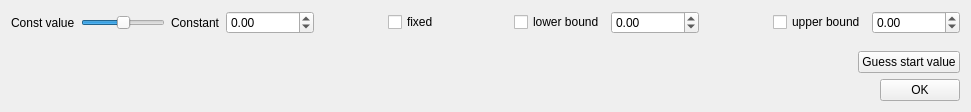
The window that pensant/ui/constantModelFitParameters.ui (syncope/pensant) describes before a commit, drawn with Qt 5.
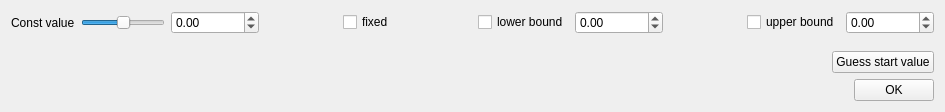
The same window after the commit.

```diff
--- a/pensant/ui/constantModelFitParameters.ui
+++ b/pensant/ui/constantModelFitParameters.ui
@@ -6,7 +6,7 @@
    <rect>
     <x>0</x>
     <y>0</y>
-    <width>971</width>
+    <width>945</width>
     <height>112</height>
    </rect>
   </property>
@@ -47,13 +47,6 @@
          </property>
         </widget>
        </item>
-       <item>
-        <widget class="QLabel" name="label">
-         <property name="text">
-          <string>Constant</string>
-         </property>
-        </widget>
-       </item>
        <item>
         <widget class="QDoubleSpinBox" name="constValue">
          <property name="minimum">
```
